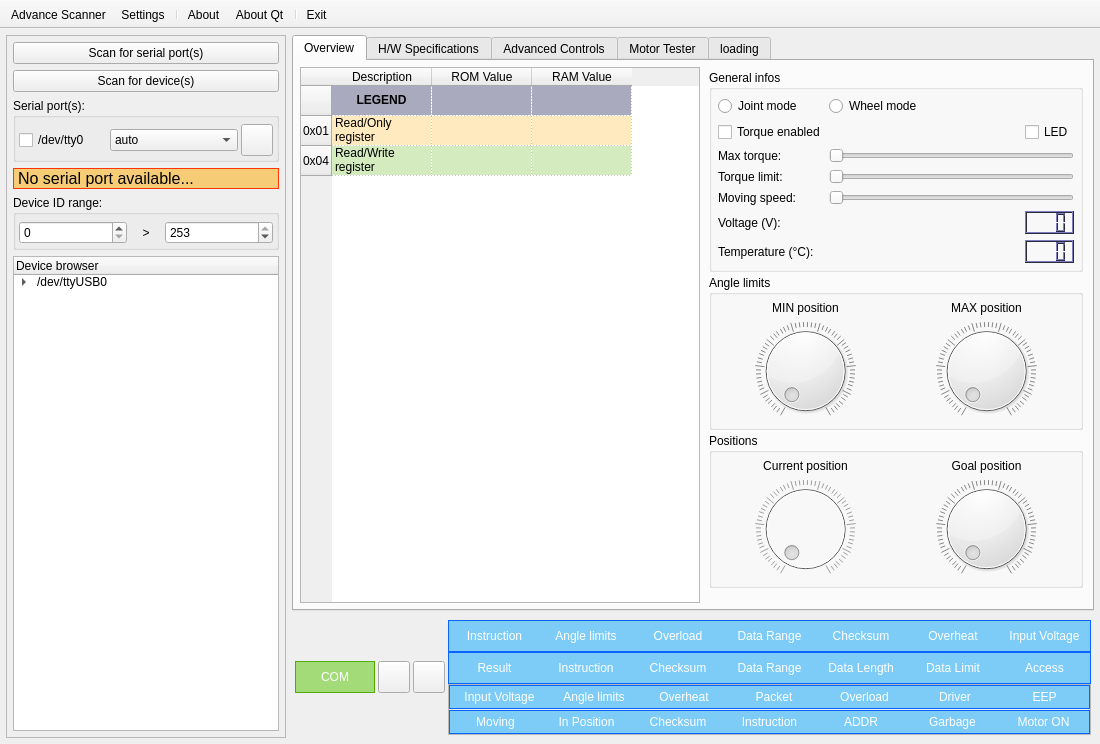
The window that gui/ui/mainwindow.ui (emericg/SmartServoFramework) describes before a commit, drawn with Qt 5.
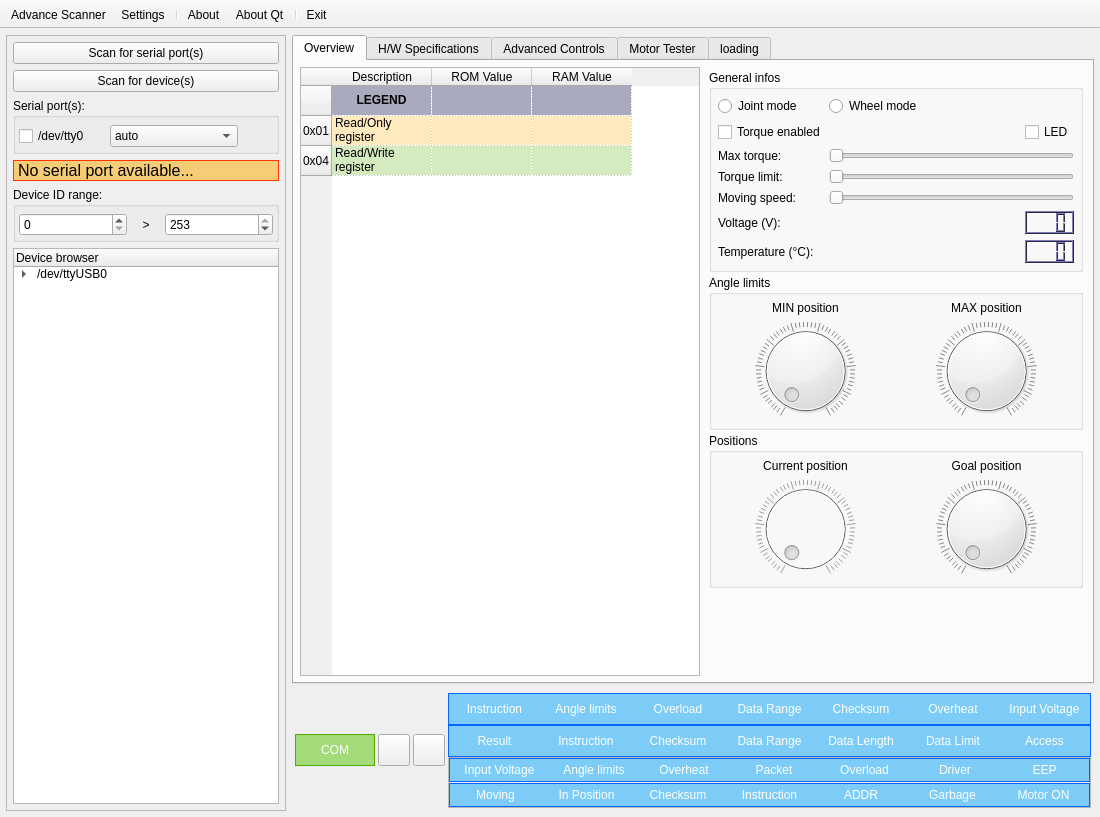
The same window after the commit. Icons and pictures are not drawn.

Commit message: GUI icon fix for MacOS

Diff of the .ui file:
```diff
--- a/gui/ui/mainwindow.ui
+++ b/gui/ui/mainwindow.ui
@@ -8,7 +8,7 @@
     <x>0</x>
     <y>0</y>
     <width>1100</width>
-    <height>717</height>
+    <height>817</height>
    </rect>
   </property>
   <property name="windowTitle">
@@ -142,8 +142,8 @@
            <widget class="QPushButton" name="p2_pushButton">
             <property name="minimumSize">
              <size>
-              <width>32</width>
-              <height>32</height>
+              <width>24</width>
+              <height>24</height>
              </size>
             </property>
             <property name="maximumSize">
@@ -162,6 +162,15 @@
              <iconset resource="../resources/resources.qrc">
               <normaloff>:/icons/icons/emblem-ubuntuone-updating.svg</normaloff>:/icons/icons/emblem-ubuntuone-updating.svg</iconset>
             </property>
+            <property name="iconSize">
+             <size>
+              <width>24</width>
+              <height>24</height>
+             </size>
+            </property>
+            <property name="flat">
+             <bool>true</bool>
+            </property>
            </widget>
           </item>
           <item row="2" column="0">
@@ -386,7 +395,7 @@
             </font>
            </property>
            <property name="textAlignment">
-            <set>AlignHCenter|AlignVCenter|AlignCenter</set>
+            <set>AlignCenter</set>
            </property>
            <property name="background">
             <brush brushstyle="SolidPattern">
@@ -466,7 +475,7 @@
             <string/>
            </property>
            <property name="textAlignment">
-            <set>AlignHCenter|AlignVCenter|AlignCenter</set>
+            <set>AlignCenter</set>
            </property>
            <property name="background">
             <brush brushstyle="SolidPattern">
@@ -520,7 +529,7 @@
             <string/>
            </property>
            <property name="textAlignment">
-            <set>AlignRight|AlignVCenter</set>
+            <set>AlignTrailing|AlignVCenter</set>
            </property>
            <property name="background">
             <brush brushstyle="SolidPattern">
```
Left out of the diff: 146 changed lines with no effect on the pictures.
